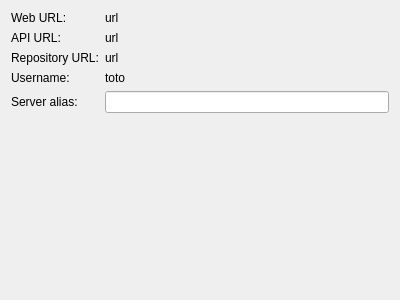
The window that src/ObsLightGui/ui/wizard_configServerAlias.ui (ronan22/obs-light) describes before a commit, drawn with Qt 5.
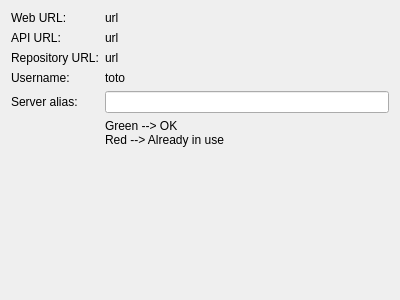
The same window after the commit.

Commit message: UI improvements - implemented enhancement 24985: saving main window size - partially fixed 24974: added tips about wizard widgets' colors

```diff
--- a/src/ObsLightGui/ui/wizard_configServerAlias.ui
+++ b/src/ObsLightGui/ui/wizard_configServerAlias.ui
@@ -89,6 +89,14 @@
      </property>
     </widget>
    </item>
+   <item row="5" column="1">
+    <widget class="QLabel" name="label_3">
+     <property name="text">
+      <string>Green --&gt; OK
+Red --&gt; Already in use</string>
+     </property>
+    </widget>
+   </item>
   </layout>
  </widget>
  <resources/>
```
The commit also changes 12 other files.
